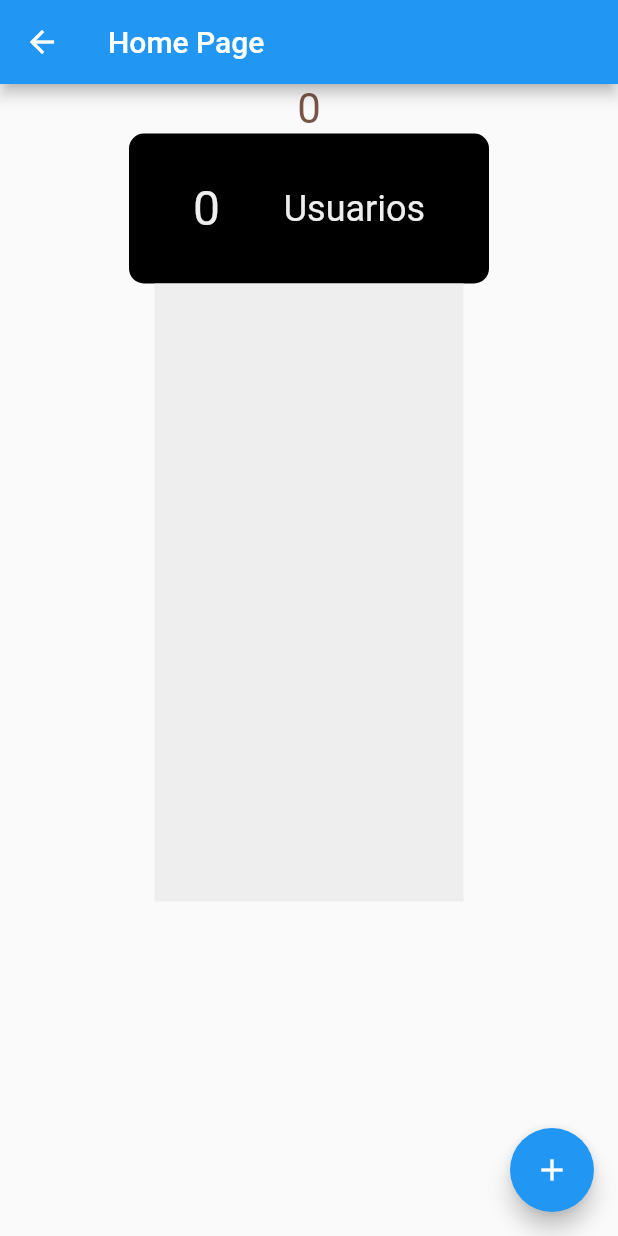
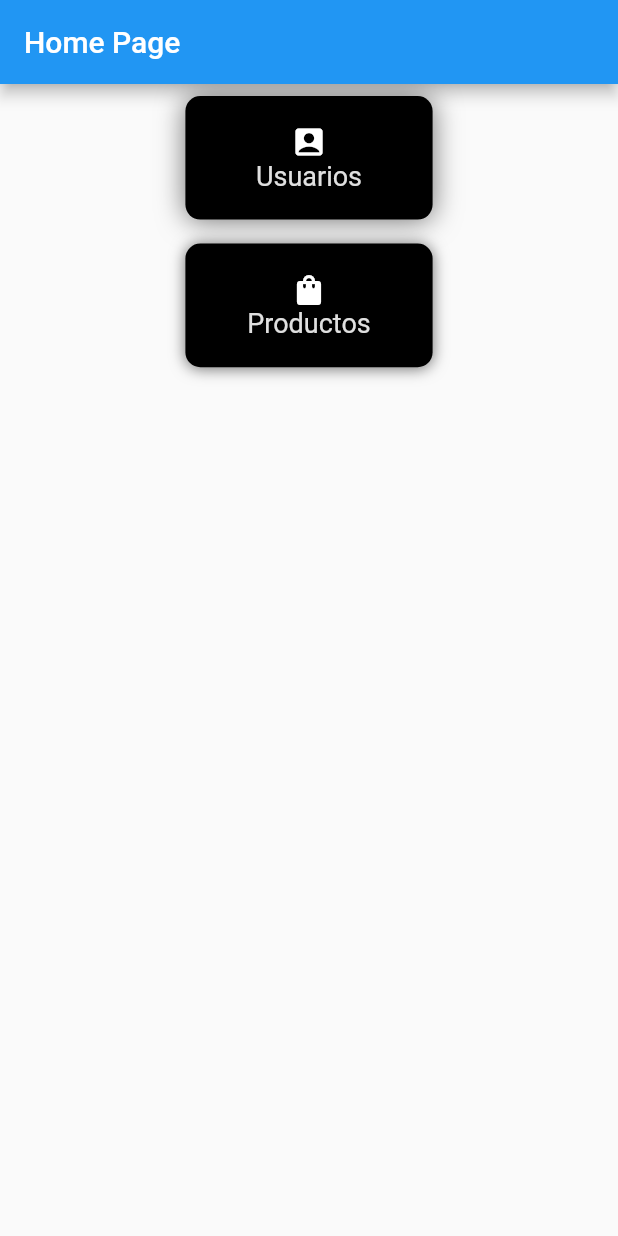
Before and after one commit to sebasfernandezr/myfirstapp, a Flutter app: the HomePage screen opened directly, on a phone screen of 412 x 824 dp. Run offline on Flutter 3.47's test engine with Material 2 defaults, Android fonts, the light colour scheme and no system bars.

Commit message:
commit ordenar botones y pantallas

```diff
--- a/lib/main.dart
+++ b/lib/main.dart
@@ -1,5 +1,6 @@
 import 'package:flutter/material.dart';
 import 'package:flutter_myfirsapp_balcoder/ui/home_page.dart';
+import 'package:flutter_myfirsapp_balcoder/ui/user/user_list_page.dart';
 import 'package:flutter_myfirsapp_balcoder/ui/product/product_form_page.dart';
 import 'package:flutter_myfirsapp_balcoder/ui/product/product_list_page.dart';
 import 'package:flutter_myfirsapp_balcoder/ui/user/dashboard_widget.dart';
@@ -15,7 +16,7 @@ void main (){
       return MaterialApp(
         debugShowCheckedModeBanner: false,
       theme: ThemeData(primaryColor: Colors.blue),
-      home: ProductListPage(),
+      home: HomePage(),
       title: "MI TITULO",
       );
     }
--- a/lib/ui/home_page.dart
+++ b/lib/ui/home_page.dart
@@ -1,7 +1,6 @@
-import "package:flutter/material.dart";
-import 'package:flutter_myfirsapp_balcoder/ui/user/dashboard_widget.dart';
-import 'package:flutter_myfirsapp_balcoder/ui/user/model/usermodel.dart';
-import 'package:flutter_myfirsapp_balcoder/ui/user/user_form_page.dart';
+import 'package:flutter/material.dart';
+import 'package:flutter_myfirsapp_balcoder/ui/product/product_list_page.dart';
+import 'package:flutter_myfirsapp_balcoder/ui/user/user_list_page.dart';
 
 class HomePage extends StatefulWidget {
   @override
@@ -9,62 +8,103 @@ class HomePage extends StatefulWidget {
 }
 
 class _HomePageState extends State<HomePage> {
-  String myName = "Mi nombre es:";
-  int count = 0;
-  double decimalnumber = 4.5;
-  bool myBool = true;
-  List<UserModel> _userList = [];
-
   @override
   Widget build(BuildContext context) {
     double _height = MediaQuery.of(context).size.height;
     double _width = MediaQuery.of(context).size.width;
-
-    print(_width);
-    print(_height);
     return Scaffold(
-      appBar: AppBar(
-        title: Text("Home Page"),
-      ),
+      appBar: AppBar(title: (Text("Home Page"))),
       body: Container(
           child: Column(
         children: [
+          Padding(
+            padding: const EdgeInsets.all(8.0),
+            child: Center(
+              child: GestureDetector(
+                onTap: () {
+                  Navigator.push(context, MaterialPageRoute(builder: (_) {
+                    return UserListPage();
+                  }));
+                },
+                child: Center(
+                  child: Container(
+                    width: _width * 0.4,
+                    height: _height * 0.1,
+                    decoration: BoxDecoration(
+                        color: Colors.black,
+                        boxShadow: <BoxShadow>[
+                          BoxShadow(
+                              color: Colors.black54,
+                              blurRadius: 15.0,
+                              offset: Offset(0.0, 0.75))
+                        ],
+                        borderRadius: BorderRadius.all(Radius.circular(10))),
+                    child: Column(
+                      children: [
+                        Spacer(),
+                        Icon(
+                          Icons.account_box_rounded,
+                          color: Colors.white,
+                        ),
                         Center(
                             child: Text(
-              count.toString(),
-              style: TextStyle(color: Colors.brown, fontSize: 28.0),
+                          "Usuarios",
+                          style: TextStyle(
+                              color: Colors.grey[300], fontSize: 18.0),
                         )),
-            DashboardWidget(count: _userList.length, title: "Usuarios"),
-            GestureDetector(
-              onTap: () {
-                print("ONTAP");
-                setState(() {
-                  myBool = !myBool;
-                });
-              },
-              child: Container(
-                  height: _height * 0.5,
-                  width: _width * 0.5,
-                  color: myBool
-                      ? Colors.grey[200]
-                      : count > 2
-                          ? Colors.blue
-                          : Colors.red),
-            ),
+                        Spacer(),
                       ],
                     ),
                   ),
-      floatingActionButton: FloatingActionButton(
-        onPressed: () async {
-          await Navigator.push(context, MaterialPageRoute(builder: (_) {
-            return UserFomPage(
-              userList: _userList,
-            );
+                ),
+              ),
+            ),
+          ),
+          Padding(
+            padding: const EdgeInsets.all(8.0),
+            child: Center(
+              child: GestureDetector(
+                onTap: () {
+                  Navigator.push(context, MaterialPageRoute(builder: (_) {
+                    return ProductListPage();
                   }));
-          setState(() {});
                 },
-        child: Icon(Icons.add),
+                child: Center(
+                  child: Container(
+                    width: _width * 0.4,
+                    height: _height * 0.1,
+                    decoration: BoxDecoration(
+                        color: Colors.black,
+                        boxShadow: <BoxShadow>[
+                          BoxShadow(
+                              color: Colors.black54,
+                              blurRadius: 8.0,
+                              offset: Offset(0.0, 0.75))
+                        ],
+                        borderRadius: BorderRadius.all(Radius.circular(10))),
+                    child: Column(
+                      children: [
+                        Spacer(),
+                        Icon(
+                          Icons.shopping_bag,
+                          color: Colors.white,
                         ),
+                        Center(
+                            child: Text(
+                          "Productos",
+                          style: TextStyle(
+                              color: Colors.grey[300], fontSize: 18.0),
+                        )),
+                        Spacer(),
+                      ],
+                    ),
+                  ),
+                ),
+              ),
+            ),
+          ),
+        ],
+      )),
     );
   }
 }
--- a/lib/ui/product/product_list_page.dart
+++ b/lib/ui/product/product_list_page.dart
@@ -36,6 +36,7 @@ class _ProductListPageState extends State<ProductListPage> {
           ],
         ),
       ),
+
        floatingActionButton: FloatingActionButton(
         onPressed: () async {
            await Navigator.push(context,
```
Also changed, not shown: lib/ui/user/user_list_page.dart (added, +48 -0 lines). Lines whose indentation alone changed are shown as unchanged.
